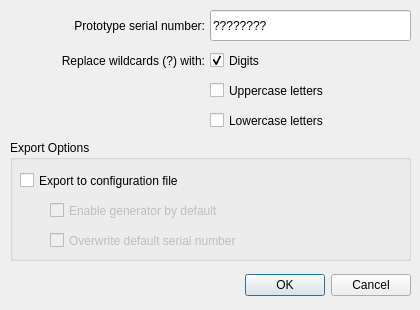
Above: src/serialgeneratordialog.ui from bloguetronica/cp2130-conf before the change. Below: the same form after it.
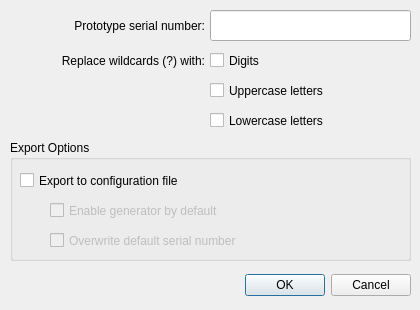
That is the form after the change. Icons and pictures are not drawn.

The edit to the form file:
```diff
--- a/src/serialgeneratordialog.ui
+++ b/src/serialgeneratordialog.ui
@@ -80,12 +80,12 @@
      <height>31</height>
     </rect>
    </property>
-   <property name="text">
-    <string>????????</string>
-   </property>
    <property name="maxLength">
     <number>30</number>
    </property>
+   <property name="clearButtonEnabled">
+    <bool>true</bool>
+   </property>
   </widget>
   <widget class="QLabel" name="labelReplaceWith">
    <property name="geometry">
@@ -115,9 +115,6 @@
    <property name="text">
     <string>Digits</string>
    </property>
-   <property name="checked">
-    <bool>true</bool>
-   </property>
   </widget>
   <widget class="QCheckBox" name="checkBoxUppercase">
    <property name="geometry">
```
Left out of the diff: 9 changed lines with no effect on the pictures.
